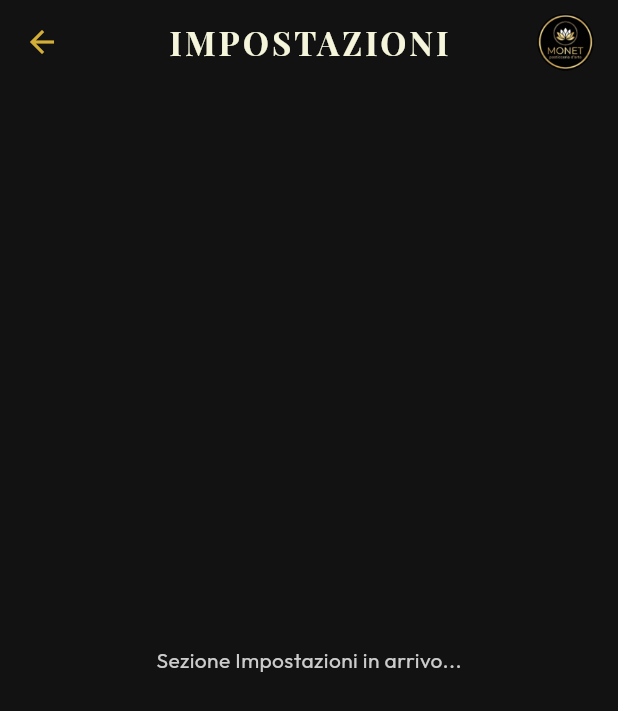
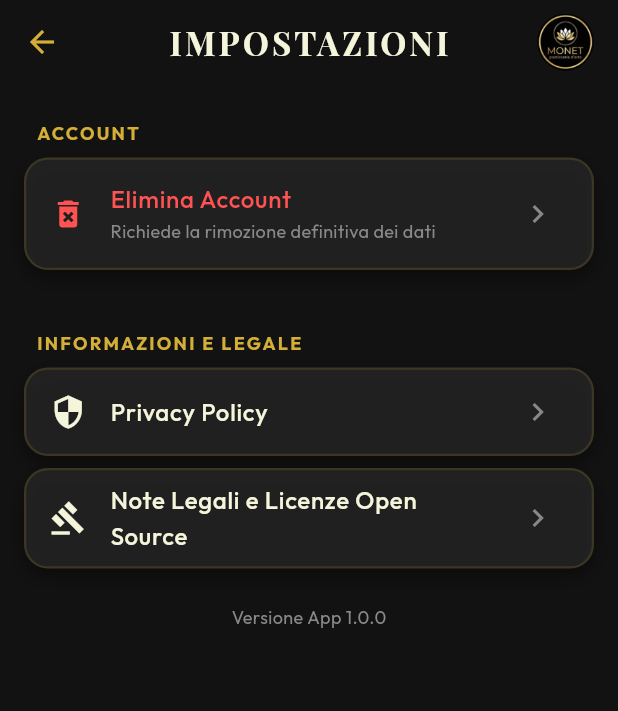
Before and after one commit to Gigiux6/Monet_Bar, a Flutter app: the SettingsScreen screen opened directly, on a phone screen of 412 x 824 dp. Shown: the top 711 px of the screen. Run offline on Flutter 3.47's test engine with Material 3 defaults, Android fonts, the phone set to English and light mode, and no system bars; our stand-ins replace cached_network_image, cloud_firestore, firebase_auth, firebase_core, firebase_messaging, firebase_storage and 6 more; missing offline and left inert: mobile_scanner; accounts and stored records are empty; generated files the repository leaves out were written again; network calls fail.

Commit message:
Add Legal Notes, delete account functionality, and update settings UI

```diff
--- a/lib/presentation/fidelity/fidelity_screen.dart
+++ b/lib/presentation/fidelity/fidelity_screen.dart
@@ -373,6 +373,7 @@ class _FidelityScreenState extends State<FidelityScreen> with SingleTickerProvid
                       );
                     },
                   ),
+                  ),
                   const SizedBox(height: 30),
                 ],
               ),
--- a/lib/presentation/home/home_screen.dart
+++ b/lib/presentation/home/home_screen.dart
@@ -75,7 +75,7 @@ class _HomeScreenState extends State<HomeScreen> {
   }
 
   Future<void> _launchInstagram() async {
-    final Uri url = Uri.parse('https://www.instagram.com/pasticceriamonet?igsh=MXhlcXJ5c3kwbGhu');
+    final Uri url = Uri.parse('https://www.instagram.com/monetpasticceriabar?igsh=NnV5Nmo2YWZ2OXR0');
     if (!await launchUrl(url, mode: LaunchMode.externalApplication)) {
       if (mounted) {
         ScaffoldMessenger.of(context).showSnackBar(
--- a/lib/presentation/settings/settings_screen.dart
+++ b/lib/presentation/settings/settings_screen.dart
@@ -1,6 +1,7 @@
 import 'package:flutter/material.dart';
 import 'package:google_fonts/google_fonts.dart';
 import '../../core/theme/app_theme.dart';
+import '../../data/services/auth_service.dart';
 import '../widgets/app_bar_logo.dart';
 
 class SettingsScreen extends StatelessWidget {
@@ -24,12 +25,172 @@ class SettingsScreen extends StatelessWidget {
           AppBarLogo(),
         ],
       ),
-      body: Center(
-        child: Text(
-          'Sezione Impostazioni in arrivo...',
-          style: GoogleFonts.outfit(color: AppTheme.textSecondary),
+      body: ListView(
+        padding: const EdgeInsets.all(16.0),
+        children: [
+          // SEZIONE ACCOUNT
+          _buildSectionHeader('Account'),
+          _buildSettingsTile(
+            icon: Icons.delete_forever,
+            title: 'Elimina Account',
+            subtitle: 'Richiede la rimozione definitiva dei dati',
+            iconColor: Colors.redAccent,
+            titleColor: Colors.redAccent,
+            onTap: () => _handleDeleteAccount(context),
+          ),
+          const SizedBox(height: 24),
+
+          // SEZIONE INFORMAZIONI E LEGALE
+          _buildSectionHeader('Informazioni e Legale'),
+          _buildSettingsTile(
+            icon: Icons.security,
+            title: 'Privacy Policy',
+            onTap: () {
+              // TODO: Aprire url policy
+            },
+          ),
+          _buildSettingsTile(
+            icon: Icons.gavel,
+            title: 'Note Legali e Licenze Open Source',
+            onTap: () {
+              showLicensePage(
+                context: context,
+                applicationName: 'Monet Bar',
+                applicationVersion: '1.0.0',
+                applicationIcon: Padding(
+                  padding: const EdgeInsets.all(16.0),
+                  child: Image.asset(
+                    'assets/images/logo.png',
+                    width: 80,
+                    height: 80,
+                  ),
+                ),
+                applicationLegalese: '© 2024 Monet Bar.\nTutti i diritti riservati.\n\nSviluppata da Gigiux6.\n\nFont "Playfair Display" e "Outfit" concessi in licenza tramite Google Fonts (SIL Open Font License).\nIcone Material e Cupertino concesse in licenza da Google LLC e Apple Inc.',
+              );
+            },
+          ),
+          const SizedBox(height: 16),
+          Center(
+            child: Text(
+              'Versione App 1.0.0',
+              style: GoogleFonts.outfit(color: AppTheme.textMuted, fontSize: 12),
+            ),
+          ),
+          const SizedBox(height: 32),
+        ],
+      ),
+    );
+  }
+
+  Widget _buildSectionHeader(String title) {
+    return Padding(
+      padding: const EdgeInsets.only(left: 8.0, bottom: 8.0, top: 8.0),
+      child: Text(
+        title.toUpperCase(),
+        style: GoogleFonts.outfit(
+          color: AppTheme.accentGold,
+          fontSize: 12,
+          fontWeight: FontWeight.bold,
+          letterSpacing: 1.5,
         ),
       ),
     );
   }
+
+  Widget _buildSettingsTile({
+    required IconData icon,
+    required String title,
+    String? subtitle,
+    Color? iconColor,
+    Color? titleColor,
+    required VoidCallback onTap,
+  }) {
+    return Container(
+      margin: const EdgeInsets.only(bottom: 8),
+      decoration: AppTheme.glassCard(),
+      child: ListTile(
+        leading: Icon(icon, color: iconColor ?? AppTheme.textCream),
+        title: Text(
+          title,
+          style: GoogleFonts.outfit(
+            color: titleColor ?? AppTheme.textCream,
+            fontWeight: FontWeight.w500,
+          ),
+        ),
+        subtitle: subtitle != null
+            ? Text(
+                subtitle,
+                style: GoogleFonts.outfit(color: AppTheme.textMuted, fontSize: 12),
+              )
+            : null,
+        trailing: const Icon(Icons.chevron_right, color: AppTheme.textMuted),
+        onTap: onTap,
+        shape: RoundedRectangleBorder(borderRadius: BorderRadius.circular(16)),
+      ),
+    );
+  }
+
+  Future<void> _handleDeleteAccount(BuildContext context) async {
+    final confirm = await showDialog<bool>(
+      context: context,
+      builder: (context) {
+        return AlertDialog(
+          backgroundColor: AppTheme.surfaceDark,
+          shape: RoundedRectangleBorder(
+            borderRadius: BorderRadius.circular(20),
+            side: const BorderSide(color: Colors.redAccent, width: 1),
+          ),
+          title: Text(
+            'Elimina Account',
+            style: GoogleFonts.playfairDisplay(color: Colors.redAccent, fontWeight: FontWeight.bold),
+          ),
+          content: Text(
+            'Sei sicuro di voler eliminare definitivamente il tuo account? Tutti i tuoi punti e premi verranno persi irrimediabilmente.\n\nQuesta azione è irreversibile.',
+            style: GoogleFonts.outfit(color: AppTheme.textSecondary),
+          ),
+          actions: [
+            TextButton(
+              onPressed: () => Navigator.pop(context, false),
+              child: Text('ANNULLA', style: GoogleFonts.outfit(color: AppTheme.textMuted)),
+            ),
+            ElevatedButton(
+              onPressed: () => Navigator.pop(context, true),
+              style: ElevatedButton.styleFrom(backgroundColor: Colors.redAccent),
+              child: Text('ELIMINA', style: GoogleFonts.outfit(color: Colors.white, fontWeight: FontWeight.bold)),
+            ),
+          ],
+        );
+      },
+    );
+
+    if (confirm != true) return;
+
+    if (context.mounted) {
+      showDialog(
+        context: context,
+        barrierDismissible: false,
+        builder: (context) => const Center(child: CircularProgressIndicator()),
+      );
+    }
+
+    try {
+      await AuthService().deleteAccount();
+
+      if (context.mounted) {
+        Navigator.pop(context); // chiude loading dialog
+        Navigator.of(context).pushNamedAndRemoveUntil('/login', (route) => false);
+      }
+    } catch (e) {
+      if (context.mounted) {
+        Navigator.pop(context); // chiude loading dialog
+        ScaffoldMessenger.of(context).showSnackBar(
+          SnackBar(
+            content: Text(e.toString(), style: GoogleFonts.outfit(color: Colors.white)),
+            backgroundColor: Colors.redAccent,
+            duration: const Duration(seconds: 5),
+          ),
+        );
+      }
+    }
+  }
 }
```
Also changed, not shown: lib/data/services/auth_service.dart (+33 -0 lines), 1 other file.
